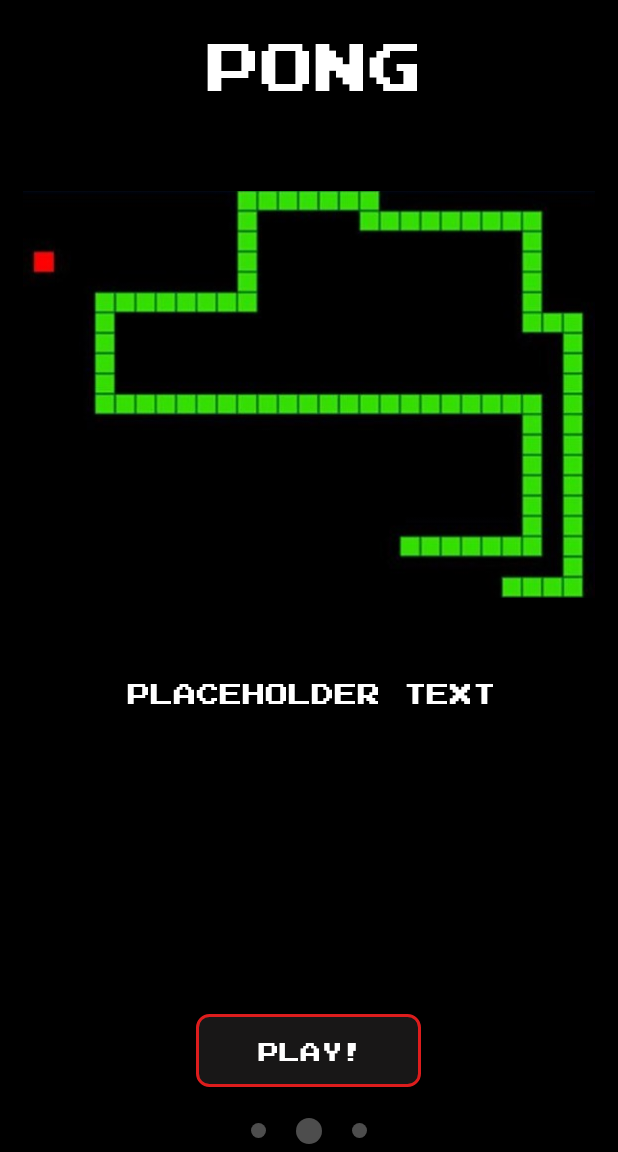
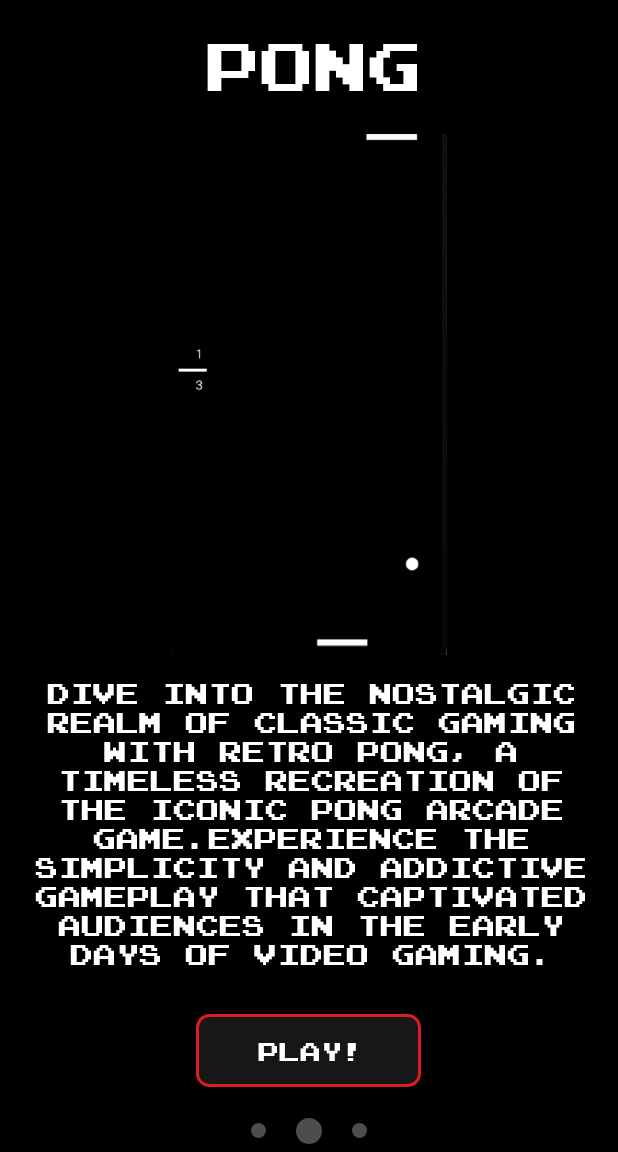
Before and after one commit to Tech180/ArcZone, an Android app: the fragment PongPageFragment shown on its own in the app's theme, on a phone screen of 412 x 824 dp, the part 84-1236 px from its top. Run offline under Robolectric (Android 15) with nearby library versions, the phone set to English and light mode, and no system bars.

Commit message:
added pong to activity list

```diff
--- a/ArcZone/app/src/main/AndroidManifest.xml
+++ b/ArcZone/app/src/main/AndroidManifest.xml
@@ -20,6 +20,10 @@
             android:exported="false"
             android:screenOrientation="portrait" />
         <activity
+            android:name=".pong.PongActivity"
+            android:exported="false"
+            android:screenOrientation="portrait" />
+        <activity
             android:name=".gameselectionscreen.GameSelectionScreen"
             android:exported="false"
             android:screenOrientation="portrait" />
--- a/ArcZone/app/src/main/java/com/example/arczone/gameselectionscreen/PongPageFragment.java
+++ b/ArcZone/app/src/main/java/com/example/arczone/gameselectionscreen/PongPageFragment.java
@@ -1,21 +1,19 @@
 package com.example.arczone.gameselectionscreen;
 
+import android.content.Intent;
 import android.os.Bundle;
 
-import androidx.annotation.NonNull;
-import androidx.annotation.Nullable;
-import androidx.constraintlayout.widget.ConstraintLayout;
 import androidx.fragment.app.Fragment;
 
-import android.util.DisplayMetrics;
 import android.view.LayoutInflater;
 import android.view.View;
 import android.view.ViewGroup;
-import android.widget.FrameLayout;
-import android.widget.RelativeLayout;
+import android.widget.Button;
 import android.widget.TextView;
 
 import com.example.arczone.R;
+import com.example.arczone.pong.PongActivity;
+import com.example.arczone.pong.PongGameView;
 
 public class PongPageFragment extends Fragment {
 
@@ -37,8 +35,21 @@ public class PongPageFragment extends Fragment {
 
         TextView gameDescription = root.findViewById(R.id.pong_description);
         gameDescription.setText(
-                "placeholder text"
+                getString(R.string.pong_description_part1) +
+                getString(R.string.pong_description_part2)
         );
+
+        Button play = root.findViewById(R.id.play);
+
+        play.setOnClickListener(new View.OnClickListener() {
+            @Override
+            public void onClick(View v) {
+                //start snake game
+                Intent intent = new Intent(getActivity(), PongActivity.class);
+                intent.addFlags(Intent.FLAG_ACTIVITY_NEW_TASK);
+                getActivity().startActivity(intent);
+            }
+        });
 
         return root;
     }
--- a/ArcZone/app/src/main/java/com/example/arczone/pong/PongActivity.java
+++ b/ArcZone/app/src/main/java/com/example/arczone/pong/PongActivity.java
@@ -11,7 +11,6 @@ import android.widget.TextView;
 import androidx.appcompat.app.AppCompatActivity;
 
 import com.example.arczone.R;
-import com.example.arczone.universal.SettingsOverlay;
 
 public class PongActivity extends AppCompatActivity {
 
@@ -20,7 +19,7 @@ public class PongActivity extends AppCompatActivity {
     private static Button startButton;
     private TextView scoreUser, scoreOpponent;
 
-    private SettingsOverlay settingsOverlay;
+    //private SettingsOverlay settingsOverlay;
     private TextView gameOver;
 
     @Override
@@ -61,7 +60,7 @@ public class PongActivity extends AppCompatActivity {
             }
         });
         // Create and initialize settings overlay with visibility
-        settingsOverlay = new SettingsOverlay(true);
+        //settingsOverlay = new SettingsOverlay(true);
 
 
         // Assign scores
--- a/ArcZone/app/src/main/res/layout/activity_pong.xml
+++ b/ArcZone/app/src/main/res/layout/activity_pong.xml
@@ -5,9 +5,9 @@
     android:layout_height="match_parent"
     xmlns:tools="http://schemas.android.com/tools"
     android:background="#000000"
-    tools:context=".games.PongActivity">
+    tools:context=".pong.PongActivity">
 
-    <com.example.arczone.games.PongGameView
+    <com.example.arczone.pong.PongGameView
         android:id="@+id/pongGameView"
         android:layout_width="0dp"
         android:layout_height="0dp"
--- a/ArcZone/app/src/main/res/layout/fragment_pong_page.xml
+++ b/ArcZone/app/src/main/res/layout/fragment_pong_page.xml
@@ -34,7 +34,7 @@
         android:layout_height="0dp"
         android:layout_weight=".25"
         android:layout_marginHorizontal="15dp"
-        android:src="@drawable/snake"
+        android:src="@drawable/pong"
         android:layout_marginBottom="15dp"
         />
 
@@ -60,7 +60,7 @@
     </ScrollView>
 
     <androidx.appcompat.widget.AppCompatButton
-        android:id="@+id/button"
+        android:id="@+id/play"
         android:layout_width="150dp"
         android:layout_height="0dp"
         android:layout_weight=".035"
--- a/ArcZone/app/src/main/res/values/strings.xml
+++ b/ArcZone/app/src/main/res/values/strings.xml
@@ -15,6 +15,8 @@
     <string name="snake_description_part2">The player controls a snake, which roams around, picking up food, trying to avoid hitting its own tail or the edges of the map. </string>
     <string name="snake_description_part3">Each time the snake eats a piece of food, its tail grows longer, making the game increasingly difficult. </string>
     <string name="snake_description_part4">The user controls the direction of the snake\'s head (up, down, left, or right), and the snake\'s body follows. </string>
+    <string name="pong_description_part1">Dive into the nostalgic realm of classic gaming with Retro Pong, a timeless recreation of the iconic Pong arcade game. </string>
+    <string name="pong_description_part2">Experience the simplicity and addictive gameplay that captivated audiences in the early days of video gaming. </string>
     <string name="dummy_button">Dummy Button</string>
     <string name="dummy_content">DUMMY\nCONTENT</string>
     <string name="music_effects">Music Effects: %d</string>
```
Also changed, not shown: ArcZone/app/src/main/res/drawable/pong.png (added).
